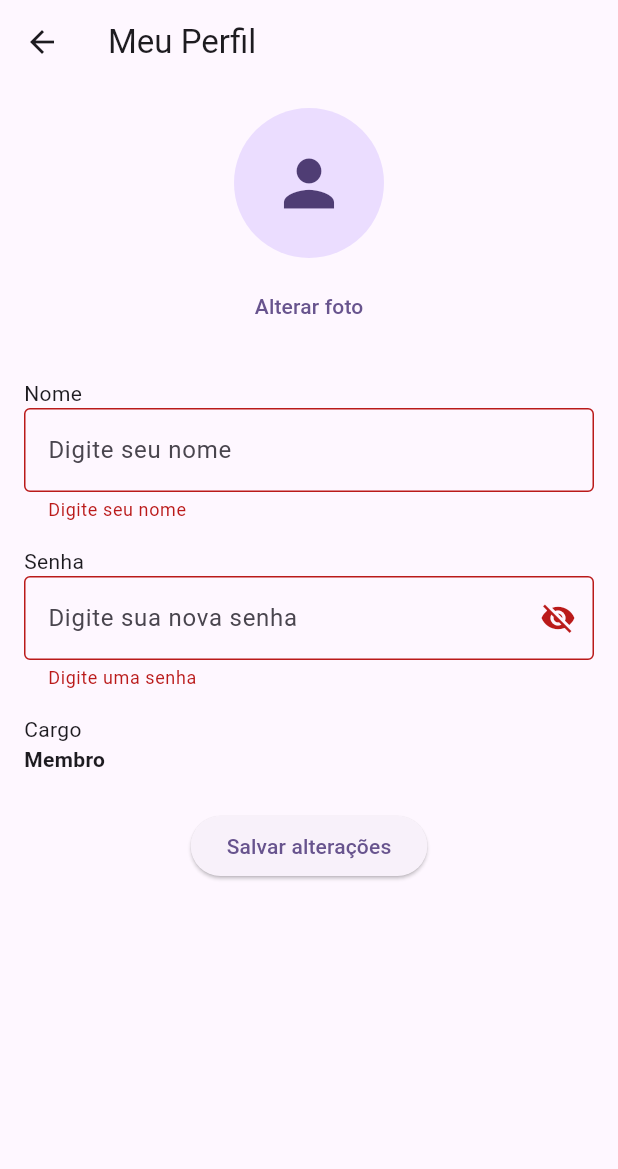
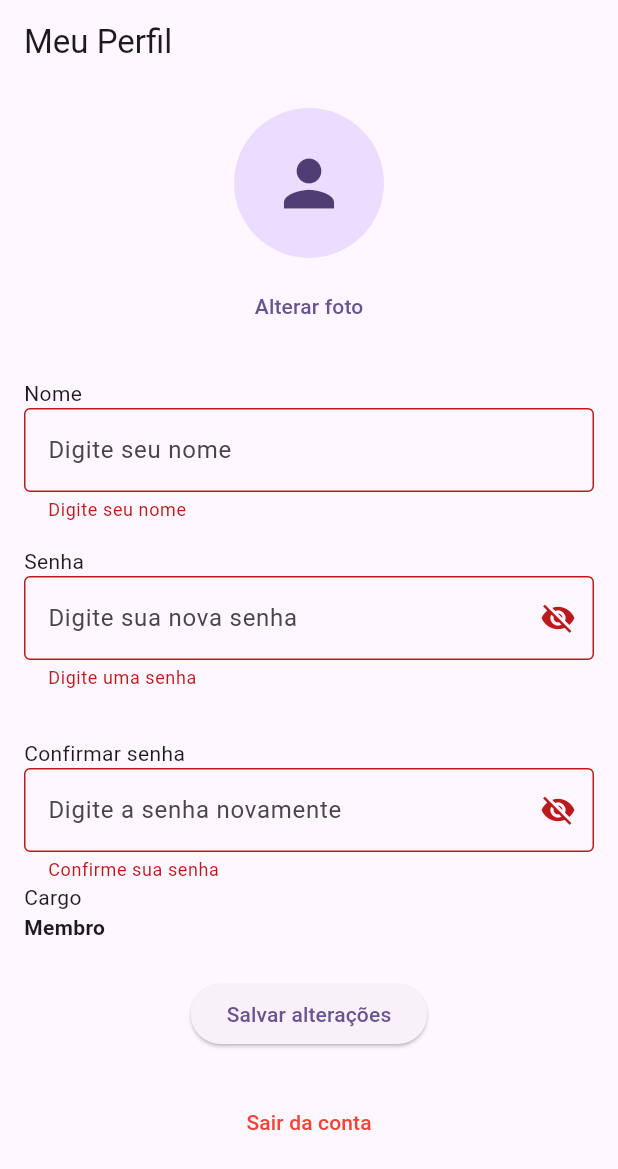
Before and after one commit to miguelcortez1105/AsiApp, a Flutter app: the PerfilScreen screen opened directly, after a tap on "Salvar alterações", on a phone screen of 412 x 824 dp. Shown: the top 1169 px of the screen. Run offline on Flutter 3.47's test engine with Material 3 defaults, Android fonts, the phone set to English and light mode, and no system bars; our stand-ins replace image_cropper, image_picker.

Commit message:
logout e confirmação de senha

```diff
--- a/lib/feature/home/screens/perfil_screen.dart
+++ b/lib/feature/home/screens/perfil_screen.dart
@@ -14,8 +14,11 @@
   final TextEditingController _nomeController = TextEditingController();
   final TextEditingController _senhaController = TextEditingController();
   bool _senhaVisivel = false;
+  final TextEditingController _confirmarSenhaController = TextEditingController();
+  bool _confirmarSenhaVisivel = false;
   final _formKey = GlobalKey<FormState>();
   String cargo = 'Membro'; //tem que vir do firebase
+  bool _carregando = false;
 
   Uint8List? _fotoPerfilBytes;
   Future<void> _selecionarFoto() async {
@@ -47,14 +50,55 @@
     });
   }
 
-  void _salvarPerfil() {
-  if (_formKey.currentState!.validate()) {
-    // FIREBASE
-    ScaffoldMessenger.of(context).showSnackBar(
-      const SnackBar(content: Text('Perfil salvo com sucesso!')),
+  Future<void> _salvarPerfil() async {
+    if (_formKey.currentState!.validate()) {
+      setState(() {
+        _carregando = true;
+      });
+
+      // FIREBASE
+      await Future.delayed(const Duration(seconds: 2));
+      //mudar isso com o firebase
+      setState(() {
+        _carregando = false;
+      });
+
+      ScaffoldMessenger.of(context).showSnackBar(
+        const SnackBar(content: Text('Perfil salvo com sucesso!')),
+      );
+    }
+  }
+  void _sairDaConta() {
+    //substituir por lógica real de logout (Firebase Auth) quando conectado
+    showDialog(
+      context: context,
+      builder: (context) => AlertDialog(
+        title: const Text('Sair da conta'),
+        content: const Text('Tem certeza que deseja sair?'),
+        actions: [
+          TextButton(
+            onPressed: () => Navigator.pop(context),
+            child: const Text('Cancelar'),
+          ),
+          TextButton(
+            onPressed: () {
+              Navigator.pop(context);
+              // TODO: navegar de volta pra tela de login
+            },
+            child: const Text('Sair'),
+          ),
+        ],
+      ),
     );
   }
-}
+
+  @override
+  void dispose() {
+    _nomeController.dispose();
+    _senhaController.dispose();
+    _confirmarSenhaController.dispose();
+    super.dispose();
+  }
 
   @override
   Widget build(BuildContext context) {
@@ -131,6 +175,36 @@
                 ),
                 const SizedBox(height: 16),
 
+                const SizedBox(height: 16),
+                const Text('Confirmar senha'),
+                TextFormField(
+                  controller: _confirmarSenhaController,
+                  obscureText: !_confirmarSenhaVisivel,
+                  decoration: InputDecoration(
+                    hintText: 'Digite a senha novamente',
+                    border: const OutlineInputBorder(),
+                    suffixIcon: IconButton(
+                      icon: Icon(
+                        _confirmarSenhaVisivel ? Icons.visibility : Icons.visibility_off,
+                      ),
+                      onPressed: () {
+                        setState(() {
+                          _confirmarSenhaVisivel = !_confirmarSenhaVisivel;
+                        });
+                      },
+                    ),
+                  ),
+                  validator: (valor) {
+                    if (valor == null || valor.isEmpty) {
+                      return 'Confirme sua senha';
+                    }
+                    if (valor != _senhaController.text) {
+                      return 'As senhas não coincidem';
+                    }
+                    return null;
+                  },
+                ),
+
                 const Text('Cargo'),
                 Text(
                   cargo,
@@ -140,9 +214,24 @@
 
                 Center(
                   child: ElevatedButton(
-                    onPressed: _salvarPerfil,
-                    child: const Text('Salvar alterações'),
-                  ),//child
+                    onPressed: _carregando ? null : _salvarPerfil,
+                    child: _carregando
+                        ? const SizedBox(
+                            width: 20,
+                            height: 20,
+                            child: CircularProgressIndicator(strokeWidth: 2),
+                          )
+                        : const Text('Salvar alterações'),
+                  ),
+                ),
+
+                const SizedBox(height: 24),
+                Center(
+                  child: TextButton(
+                    onPressed: _sairDaConta,
+                    style: TextButton.styleFrom(foregroundColor: Colors.red),
+                    child: const Text('Sair da conta'),
+                  ),
                 ),
               ], //children
             ),
--- a/lib/main.dart
+++ b/lib/main.dart
@@ -1,4 +1,5 @@
 import 'package:flutter/material.dart';
+import 'package:asiapp_mobile/feature/home/screens/perfil_screen.dart';
 void main() {
   runApp(const MyApp());
 }
@@ -29,7 +30,7 @@
         // tested with just a hot reload.
         colorScheme: .fromSeed(seedColor: Colors.deepPurple),
       ),
-      home: const MyHomePage(title: 'Flutter Demo Home Page'),
+      home: const PerfilScreen(),
     );
   }
 }
```
